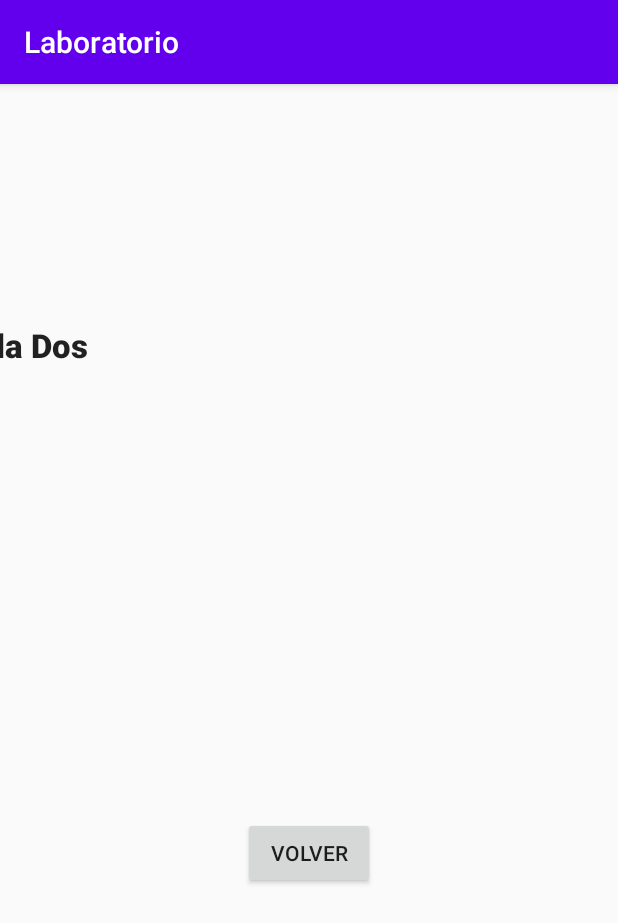
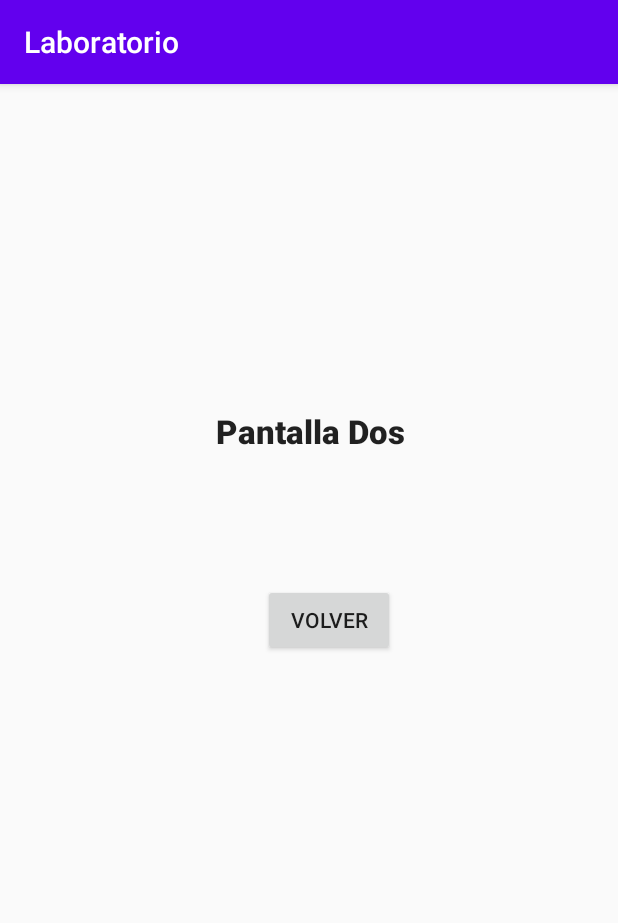
Before and after one commit to grisone/lab01, an Android app: the DosActivity screen opened directly, with no data from a screen before it, on a phone screen of 412 x 824 dp. Shown: the top 923 px of the screen. Run offline under Robolectric (Android 15) with nearby library versions, the phone set to English and light mode, and no system bars.

Commit message:
centré texto pantalla 2

```diff
--- a/app/src/main/res/layout/activity_dos.xml
+++ b/app/src/main/res/layout/activity_dos.xml
@@ -10,8 +10,9 @@
 
     <TextView
         android:id="@+id/textView"
-        android:layout_width="550dp"
-        android:layout_height="165dp"
+        android:layout_width="138dp"
+        android:layout_height="44dp"
+        android:layout_marginStart="144dp"
         android:contentDescription="@string/app_name"
         android:lineSpacingExtra="12sp"
         android:text="@string/titulo2"
@@ -20,11 +21,12 @@
         android:visibility="visible"
         app:fontFamily="sans-serif-black"
         app:layout_constraintBottom_toBottomOf="parent"
-        app:layout_constraintHorizontal_bias="0.497"
+        app:layout_constraintHorizontal_bias="1.0"
         app:layout_constraintLeft_toLeftOf="parent"
         app:layout_constraintRight_toRightOf="parent"
+        app:layout_constraintStart_toStartOf="parent"
         app:layout_constraintTop_toTopOf="parent"
-        app:layout_constraintVertical_bias="0.264"
+        app:layout_constraintVertical_bias="0.299"
         tools:visibility="visible" />
 
     <Button
@@ -36,8 +38,10 @@
         android:text="@string/botondos"
         app:layout_constraintBottom_toBottomOf="parent"
         app:layout_constraintEnd_toEndOf="parent"
+        app:layout_constraintHorizontal_bias="0.541"
         app:layout_constraintStart_toStartOf="parent"
         app:layout_constraintTop_toBottomOf="@+id/textView"
+        app:layout_constraintVertical_bias="0.185"
         tools:ignore="MissingConstraints"
         tools:visibility="visible" />
 
```
Also changed, not shown: app/src/main/res/layout/activity_main.xml (+5 -5 lines).
